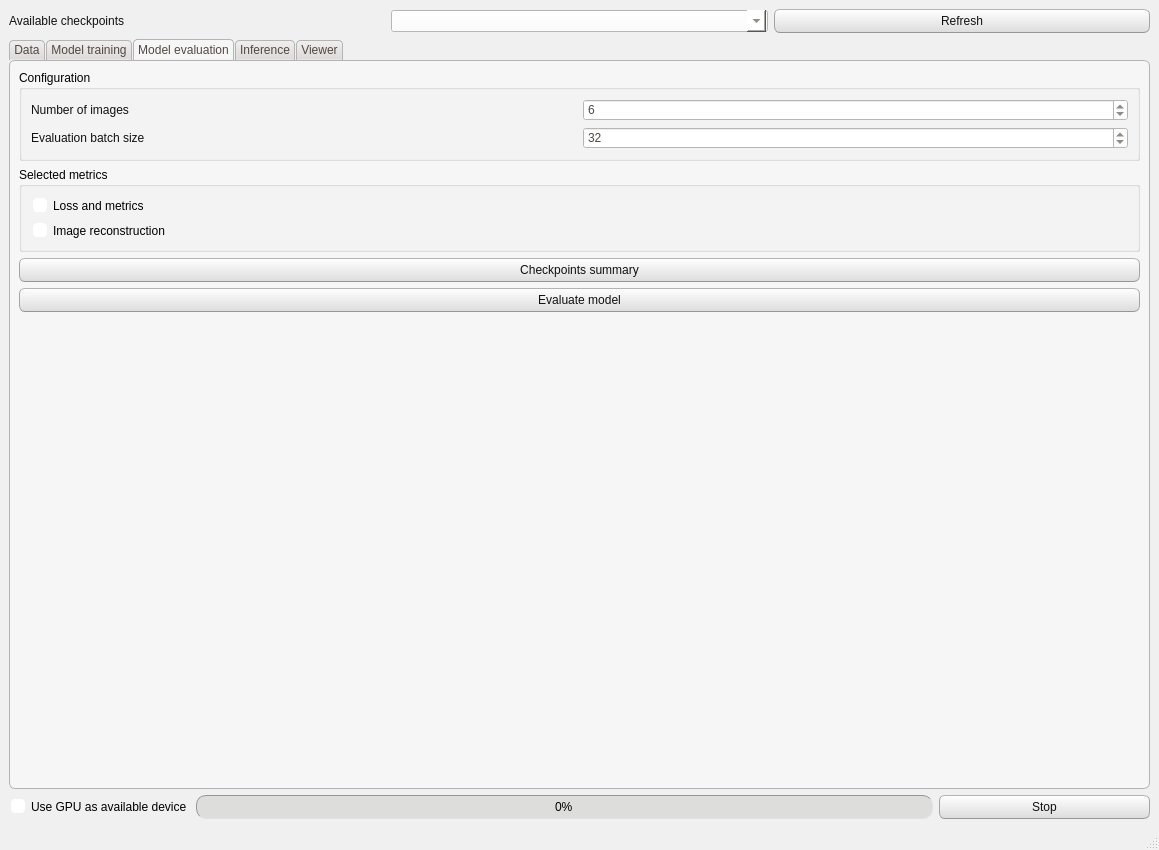
The window that FEXT/app/src/window_layout.ui (CTCycle/FEXT-Autoencoder) describes before a commit, drawn with Qt 5.
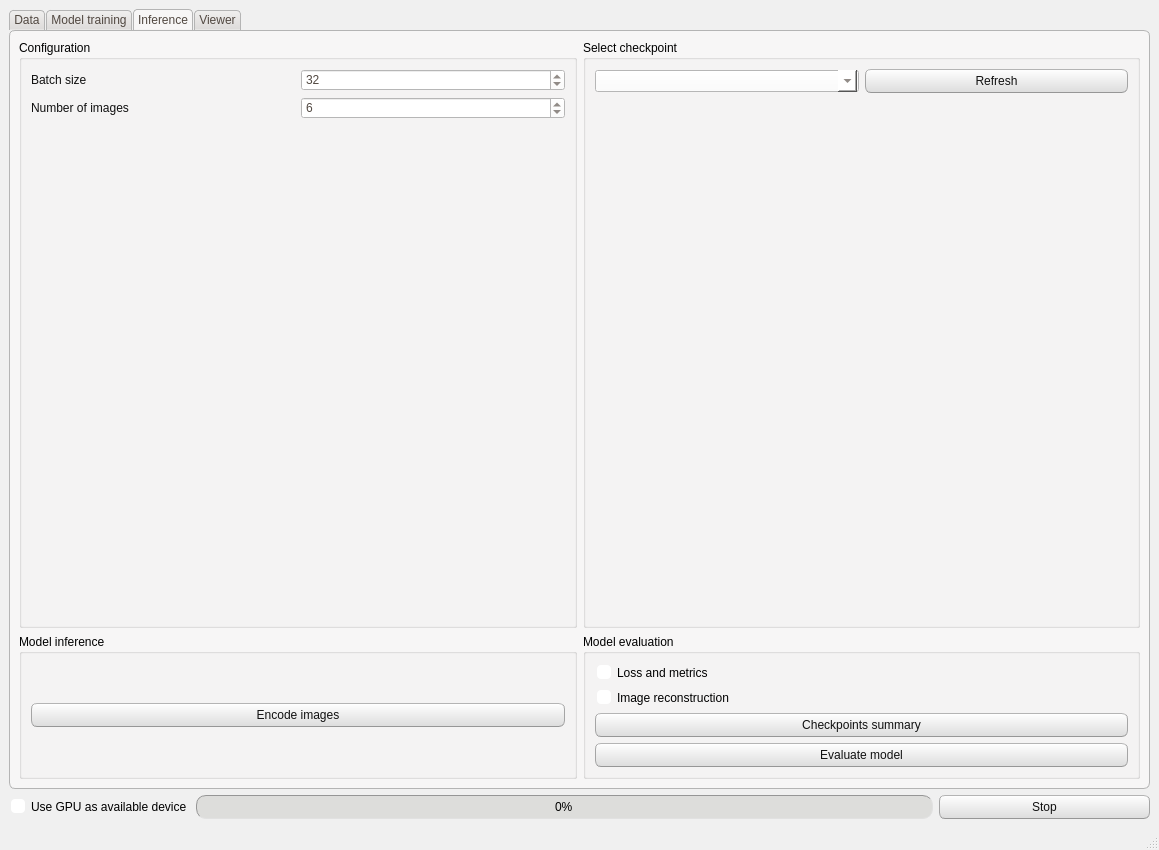
The same window after the commit. The open tabs and pages were chosen to show the change.

The edit to the form file:
```diff
--- a/FEXT/app/src/window_layout.ui
+++ b/FEXT/app/src/window_layout.ui
@@ -513,27 +513,6 @@
   </property>
   <widget class="QWidget" name="centralwidget">
    <layout class="QVBoxLayout" name="verticalLayout_3">
-    <item>
-     <layout class="QHBoxLayout" name="horizontalLayout_5">
-      <item>
-       <widget class="QLabel" name="ACLabel">
-        <property name="text">
-         <string>Available checkpoints</string>
-        </property>
-       </widget>
-      </item>
-      <item>
-       <widget class="QComboBox" name="checkpointsList"/>
-      </item>
-      <item>
-       <widget class="QPushButton" name="refreshCheckpoints">
-        <property name="text">
-         <string>Refresh</string>
-        </property>
-       </widget>
-      </item>
-     </layout>
-    </item>
     <item>
      <widget class="QTabWidget" name="viewTab">
       <property name="accessibleName">
@@ -1338,15 +1317,43 @@
       </widget>
       <widget class="QWidget" name="evalTab">
        <attribute name="title">
-        <string>Model evaluation</string>
+        <string>Inference</string>
        </attribute>
+       <layout class="QVBoxLayout" name="verticalLayout_22">
+        <item>
        <layout class="QVBoxLayout" name="verticalLayout_20">
         <item>
-         <widget class="QGroupBox" name="groupBox_9">
+           <layout class="QHBoxLayout" name="horizontalLayout_8">
+            <item>
+             <widget class="QGroupBox" name="groupBox_7">
           <property name="title">
            <string>Configuration</string>
           </property>
-          <layout class="QVBoxLayout" name="verticalLayout_19">
+              <layout class="QVBoxLayout" name="verticalLayout_16">
+               <item>
+                <layout class="QHBoxLayout" name="horizontalLayout_34">
+                 <item>
+                  <widget class="QLabel" name="label_19">
+                   <property name="text">
+                    <string>Batch size</string>
+                   </property>
+                  </widget>
+                 </item>
+                 <item>
+                  <widget class="QSpinBox" name="inferenceBatchSize">
+                   <property name="minimum">
+                    <number>1</number>
+                   </property>
+                   <property name="maximum">
+                    <number>1024</number>
+                   </property>
+                   <property name="value">
+                    <number>32</number>
+                   </property>
+                  </widget>
+                 </item>
+                </layout>
+               </item>
            <item>
             <layout class="QHBoxLayout" name="horizontalLayout_32">
              <item>
@@ -1372,28 +1379,75 @@
             </layout>
            </item>
            <item>
-            <layout class="QHBoxLayout" name="horizontalLayout_34">
+                <spacer name="verticalSpacer_11">
+                 <property name="orientation">
+                  <enum>Qt::Orientation::Vertical</enum>
+                 </property>
+                 <property name="sizeHint" stdset="0">
+                  <size>
+                   <width>20</width>
+                   <height>40</height>
+                  </size>
+                 </property>
+                </spacer>
+               </item>
+              </layout>
+             </widget>
+            </item>
              <item>
-              <widget class="QLabel" name="label_19">
+             <widget class="QGroupBox" name="groupBox_10">
+              <property name="title">
+               <string>Select checkpoint</string>
+              </property>
+              <layout class="QVBoxLayout" name="verticalLayout_12">
+               <item>
+                <layout class="QHBoxLayout" name="horizontalLayout_5">
+                 <item>
+                  <widget class="QComboBox" name="checkpointsList"/>
+                 </item>
+                 <item>
+                  <widget class="QPushButton" name="refreshCheckpoints">
                <property name="text">
-                <string>Evaluation batch size</string>
+                    <string>Refresh</string>
                </property>
               </widget>
              </item>
+                </layout>
+               </item>
              <item>
-              <widget class="QSpinBox" name="evalBatchSize">
-               <property name="minimum">
-                <number>1</number>
-               </property>
-               <property name="maximum">
-                <number>1024</number>
-               </property>
-               <property name="value">
-                <number>32</number>
-               </property>
+                <spacer name="verticalSpacer_9">
+                 <property name="orientation">
+                  <enum>Qt::Orientation::Vertical</enum>
+                 </property>
+                 <property name="sizeHint" stdset="0">
+                  <size>
+                   <width>20</width>
+                   <height>40</height>
+                  </size>
+                 </property>
+                </spacer>
+               </item>
+              </layout>
               </widget>
              </item>
             </layout>
+          </item>
+         </layout>
+        </item>
+        <item>
+         <layout class="QHBoxLayout" name="horizontalLayout_20">
+          <item>
+           <widget class="QGroupBox" name="groupBox_9">
+            <property name="title">
+             <string>Model inference</string>
+            </property>
+            <layout class="QVBoxLayout" name="verticalLayout_19">
+             <item>
+              <widget class="QPushButton" name="encodeImages">
+               <property name="text">
+                <string>Encode images</string>
+               </property>
+              </widget>
            </item>
           </layout>
          </widget>
@@ -1401,7 +1455,7 @@
         <item>
          <widget class="QGroupBox" name="groupBox_11">
           <property name="title">
-           <string>Selected metrics</string>
+             <string>Model evaluation</string>
           </property>
           <layout class="QVBoxLayout" name="verticalLayout_21">
            <item>
@@ -1418,9 +1472,6 @@
              </property>
             </widget>
            </item>
-          </layout>
-         </widget>
-        </item>
         <item>
          <widget class="QPushButton" name="checkpointSummary">
           <property name="toolTip">
@@ -1438,54 +1489,8 @@
           </property>
          </widget>
         </item>
-        <item>
-         <spacer name="verticalSpacer_9">
-          <property name="orientation">
-           <enum>Qt::Orientation::Vertical</enum>
-          </property>
-          <property name="sizeHint" stdset="0">
-           <size>
-            <width>20</width>
-            <height>319</height>
-           </size>
-          </property>
-         </spacer>
-        </item>
-       </layout>
-      </widget>
-      <widget class="QWidget" name="inferenceTab">
-       <attribute name="title">
-        <string>Inference</string>
-       </attribute>
-       <layout class="QHBoxLayout" name="horizontalLayout_35">
-        <item>
-         <layout class="QHBoxLayout" name="horizontalLayout_33" stretch="0">
-          <item>
-           <layout class="QVBoxLayout" name="verticalLayout_13">
-            <item>
-             <widget class="QPushButton" name="encodeImages">
-              <property name="text">
-               <string>Encode images</string>
-              </property>
-             </widget>
-            </item>
-            <item>
-             <spacer name="verticalSpacer_8">
-              <property name="orientation">
-               <enum>Qt::Orientation::Vertical</enum>
-              </property>
-              <property name="sizeHint" stdset="0">
-               <size>
-                <width>20</width>
-                <height>40</height>
-               </size>
-              </property>
-             </spacer>
-            </item>
-            <item>
-             <layout class="QVBoxLayout" name="verticalLayout_10"/>
-            </item>
-           </layout>
+            </layout>
+           </widget>
           </item>
          </layout>
         </item>
```
Lines whose indentation alone changed are shown as unchanged.
